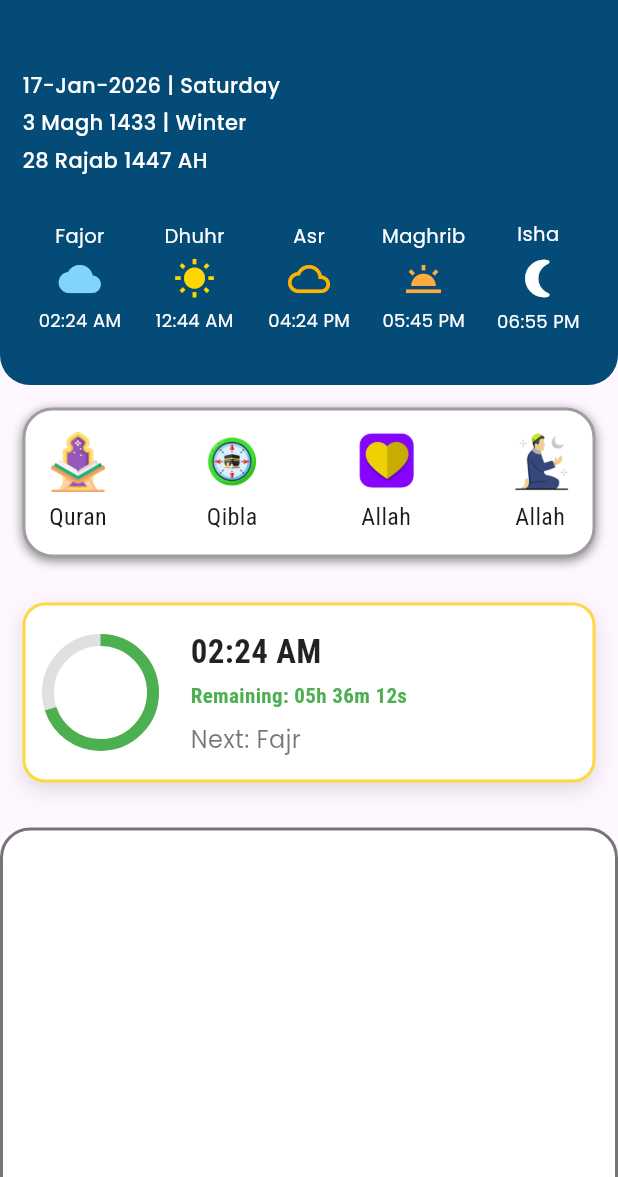
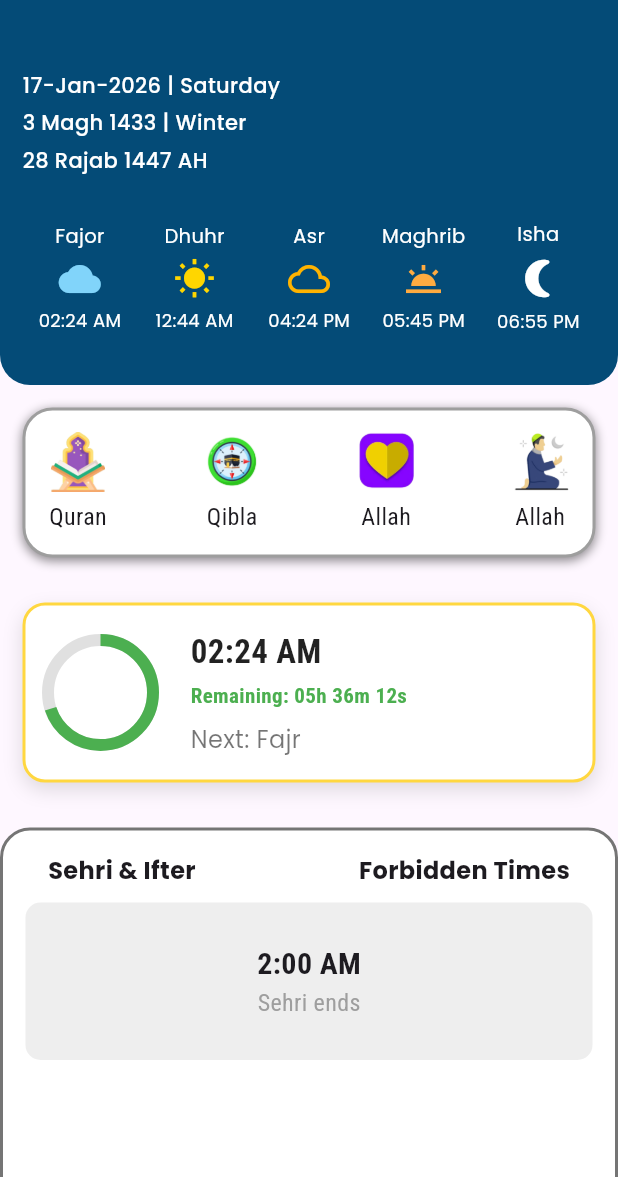
Before and after one commit to oliulalam/pure_muslim_app, a Flutter app: the screen it shows after launch, on a phone screen of 412 x 824 dp, the part 59-1236 px from its top. Run offline on Flutter 3.47's test engine with Material 3 defaults, Android fonts, the phone set to English and light mode, and no system bars; our stand-ins replace flutter_svg.

Commit message:
Sehri Card added

```diff
--- a/lib/screen/home_screen.dart
+++ b/lib/screen/home_screen.dart
@@ -441,7 +441,64 @@ class _HomeScreenState extends State<HomeScreen> {
                 borderRadius: BorderRadius.circular(20),
                 border: Border.all(color: Colors.black54, width: 2),
               ),
+              child: Column(
+                children: [
+                  Padding(
+                    padding: const EdgeInsets.only(
+                      top: 15,
+                      left: 15,
+                      right: 15,
+                    ),
+                    child: Row(
+                      mainAxisAlignment: MainAxisAlignment.spaceBetween,
+                      children: [
+                        Text(
+                          "Sehri & Ifter",
+                          style: TextStyle(
+                            fontSize: 16,
+                            fontWeight: FontWeight.w600,
+                            fontFamily: 'Poppins',
+                          ),
+                        ),
+                        Text(
+                          "Forbidden Times",
+                          style: TextStyle(
+                            fontSize: 16,
+                            fontWeight: FontWeight.w600,
+                            fontFamily: 'Poppins',
+                          ),
+                        ),
+                      ],
+                    ),
+                  ),
+                  SizedBox(height: 10,),
+                  Row(
+                    children: [
+                      Expanded(
+                        flex: 1,
+                        child: Container(
+                          height: 105,
+                          decoration: BoxDecoration(
+                            color: Colors.grey.shade200,
+                              borderRadius: BorderRadius.circular(10)
+                          ),
+                          child: Column(
+                            crossAxisAlignment: CrossAxisAlignment.center,
+                            mainAxisAlignment: MainAxisAlignment.center,
+                            children: [
+                              Text("2:00 AM", style: TextStyle(fontSize: 20, fontWeight: FontWeight.w700),),
+                              Text("Sehri ends", style: TextStyle(color: Colors.grey, fontSize: 16, fontWeight: FontWeight.w400),)
+                            ],
+                          ),
+                        ),
+                      ),
 
+                    ],
+                  )
+
+                  // Column end
+                ],
+              ),
             ),
           ],
         ),
```
